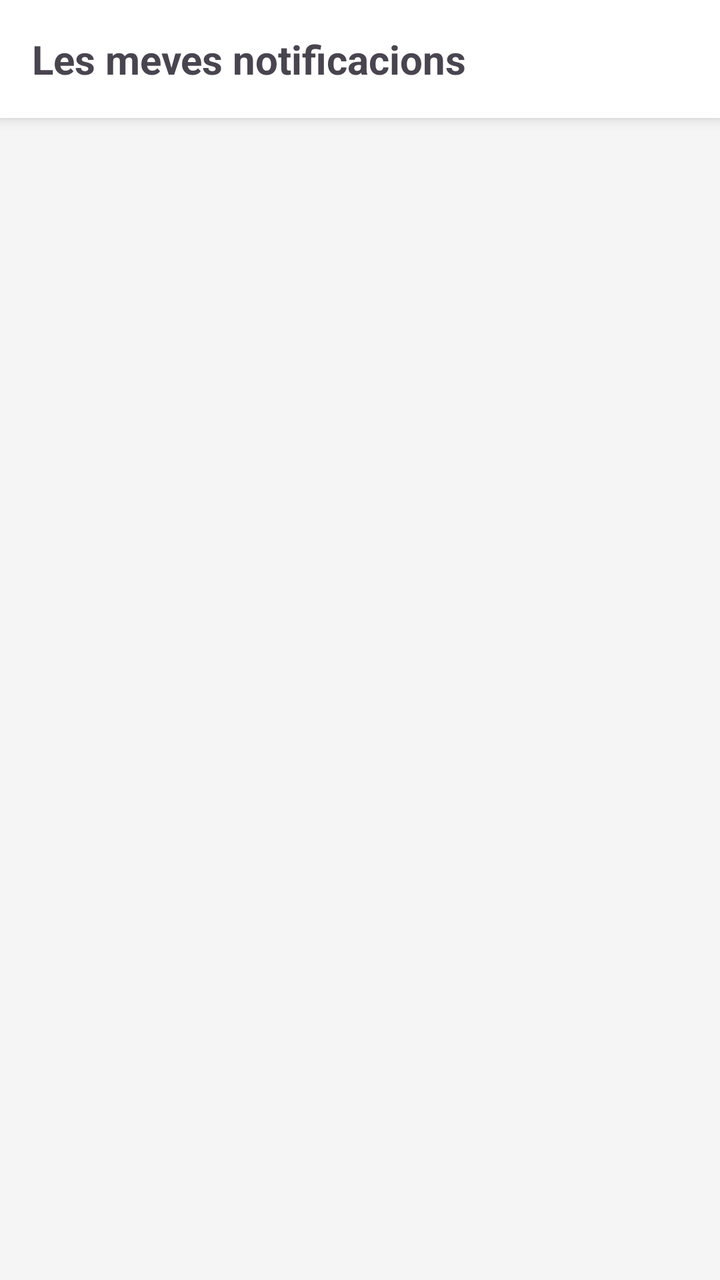
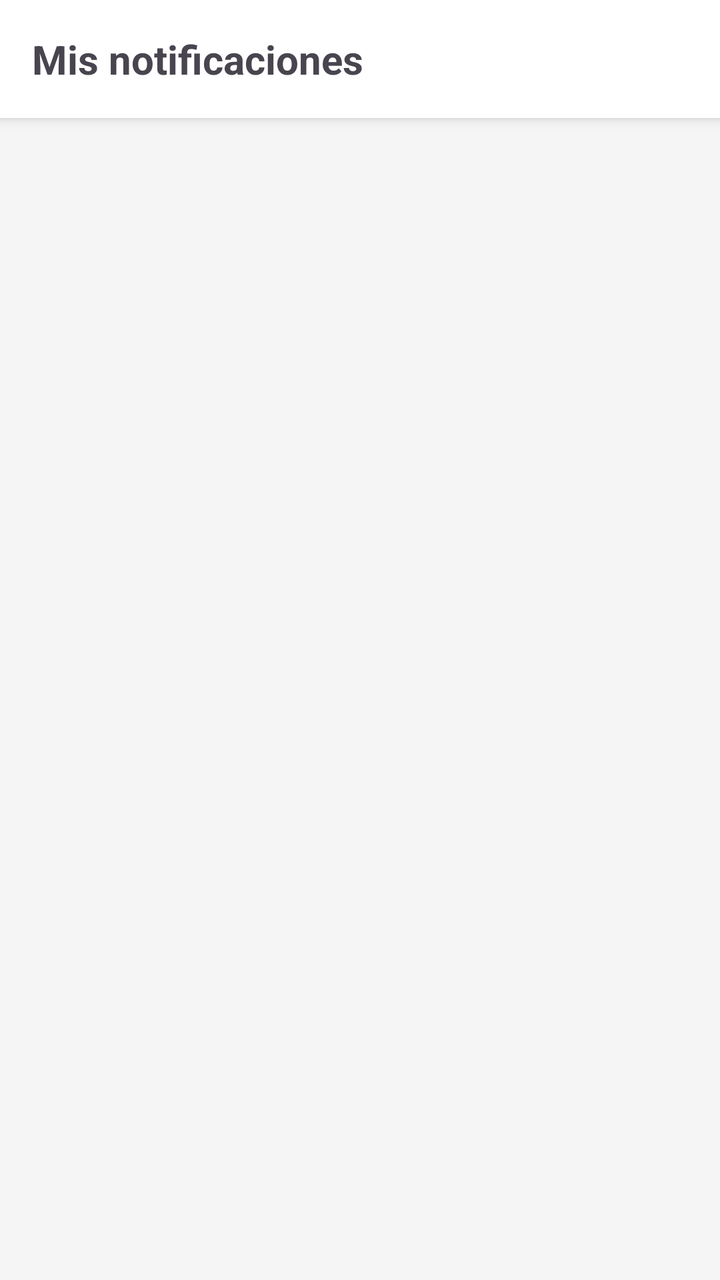

Screens rendered from an Android XML layout before and after an edit, with the pre-edit source and the edit as a unified diff.
<!-- AndroidManifest.xml: application theme Theme.Projecte -->
<!-- res/layout/activity_notificacions.xml -->
<?xml version="1.0" encoding="utf-8"?>
<LinearLayout xmlns:android="http://schemas.android.com/apk/res/android"
    android:layout_width="match_parent"
    android:layout_height="match_parent"
    android:orientation="vertical"
    android:background="#F5F5F5">

    <TextView
        android:layout_width="match_parent"
        android:layout_height="wrap_content"
        android:text="Les meves notificacions"
        android:textSize="20sp"
        android:textStyle="bold"
        android:padding="16dp"
        android:background="@color/white"
        android:elevation="4dp"/>

    <androidx.recyclerview.widget.RecyclerView
        android:id="@+id/rvNotificacions"
        android:layout_width="match_parent"
        android:layout_height="match_parent"
        android:clipToPadding="false"
        android:paddingTop="8dp" />

</LinearLayout>
<!-- resources referenced by this layout -->
<resources>
  <color name="white">#FFFFFFFF</color>
  <style name="Theme.Projecte" parent="Base.Theme.Projecte" />
  <style name="Base.Theme.Projecte" parent="Theme.Material3.DayNight.NoActionBar">
          
          
      </style>
</resources>

<!-- the commit's change to res/layout/activity_notificacions.xml (unified diff, before → after) -->
@@ -8,7 +8,7 @@
     <TextView
         android:layout_width="match_parent"
         android:layout_height="wrap_content"
-        android:text="Les meves notificacions"
+        android:text="Mis notificaciones"
         android:textSize="20sp"
         android:textStyle="bold"
         android:padding="16dp"
